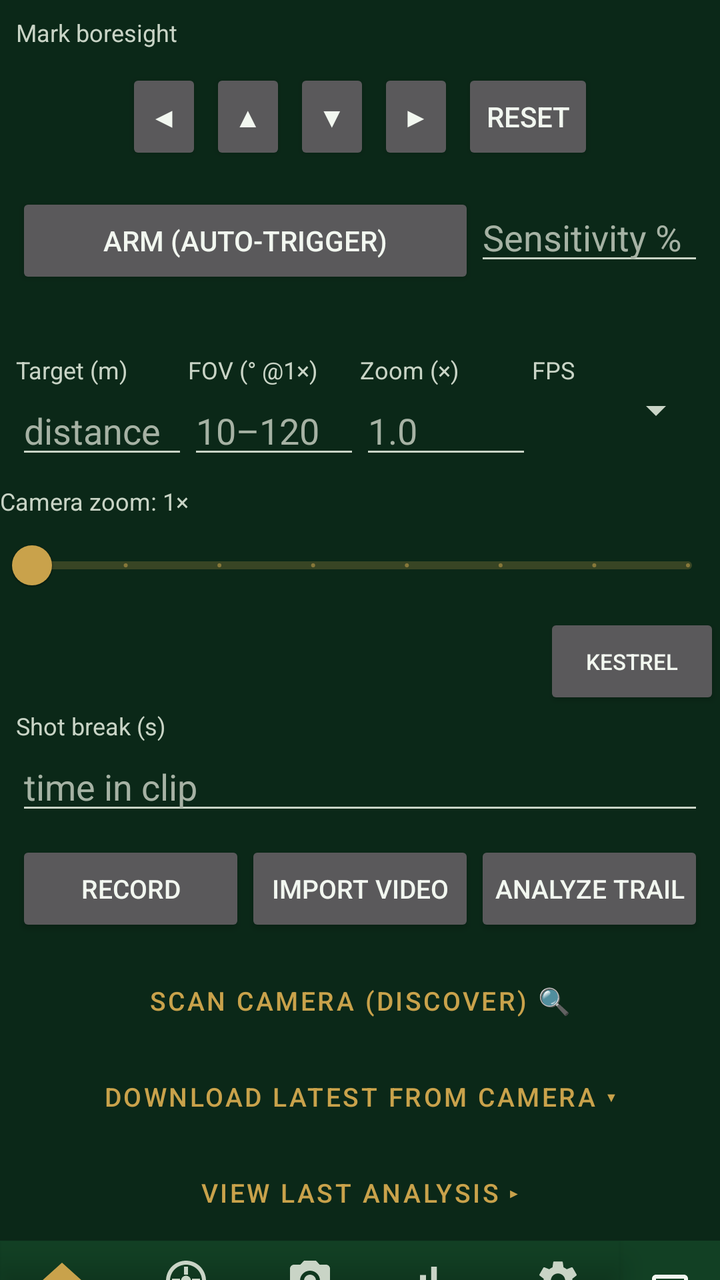
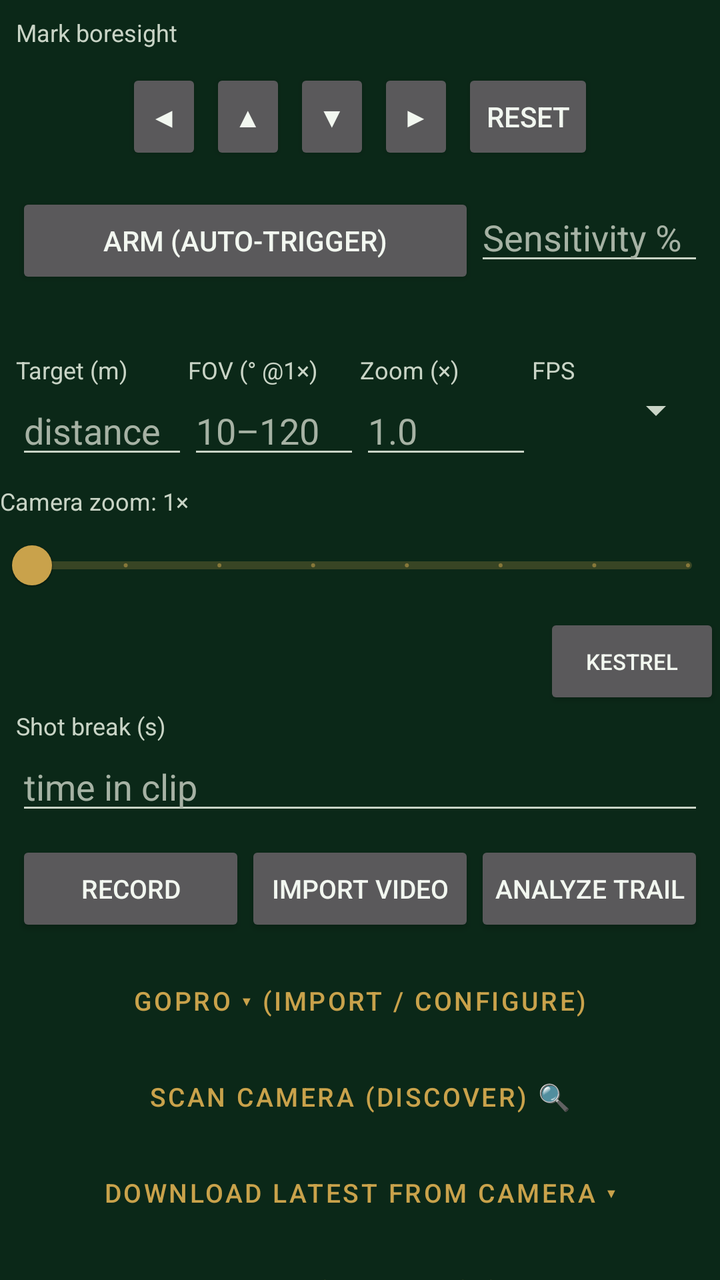

An Android layout rendered at two revisions. The XML below is the earlier revision; the diff shows what the commit changed to produce the second picture.
<!-- AndroidManifest.xml: application theme Theme.BAS -->
<!-- res/layout/activity_capture.xml -->
<?xml version="1.0" encoding="utf-8"?>
<LinearLayout xmlns:android="http://schemas.android.com/apk/res/android"
    android:layout_width="match_parent"
    android:layout_height="match_parent"
    android:orientation="vertical">

    <FrameLayout
        android:layout_width="match_parent"
        android:layout_height="0dp"
        android:layout_weight="1">

        <androidx.camera.view.PreviewView
            android:id="@+id/previewView"
            android:layout_width="match_parent"
            android:layout_height="match_parent" />

        <SurfaceView
            android:id="@+id/streamPreview"
            android:layout_width="match_parent"
            android:layout_height="match_parent"
            android:visibility="gone" />

        <com.rfsat.bas.capture.CrosshairOverlayView
            android:id="@+id/crosshair"
            android:layout_width="match_parent"
            android:layout_height="match_parent" />

        <ProgressBar
            android:id="@+id/progressAnalyzing"
            android:layout_width="wrap_content"
            android:layout_height="wrap_content"
            android:layout_gravity="center"
            android:visibility="gone" />

    </FrameLayout>

    <TextView
        android:layout_width="match_parent"
        android:layout_height="wrap_content"
        android:padding="8dp"
        android:textSize="12sp"
        android:text="@string/mark_boresight" />

    <LinearLayout
        android:layout_width="match_parent"
        android:layout_height="wrap_content"
        android:orientation="horizontal"
        android:gravity="center"
        android:paddingBottom="4dp">

        <Button android:id="@+id/btnNudgeLeft" android:text="◀" android:minWidth="0dp"
            android:layout_width="wrap_content" android:layout_height="wrap_content" android:layout_margin="2dp"/>
        <Button android:id="@+id/btnNudgeUp" android:text="▲" android:minWidth="0dp"
            android:layout_width="wrap_content" android:layout_height="wrap_content" android:layout_margin="2dp"/>
        <Button android:id="@+id/btnNudgeDown" android:text="▼" android:minWidth="0dp"
            android:layout_width="wrap_content" android:layout_height="wrap_content" android:layout_margin="2dp"/>
        <Button android:id="@+id/btnNudgeRight" android:text="▶" android:minWidth="0dp"
            android:layout_width="wrap_content" android:layout_height="wrap_content" android:layout_margin="2dp"/>
        <Button android:id="@+id/btnNudgeReset" android:text="Reset" android:minWidth="0dp"
            android:layout_width="wrap_content" android:layout_height="wrap_content" android:layout_margin="2dp"/>
    </LinearLayout>

    <LinearLayout
        android:layout_width="match_parent"
        android:layout_height="wrap_content"
        android:orientation="horizontal"
        android:padding="8dp">

        <Button android:id="@+id/btnArm" android:text="Arm (Auto-Trigger)"
            android:layout_width="0dp" android:layout_weight="2" android:layout_height="wrap_content"/>
        <EditText android:id="@+id/etSensitivity" android:hint="Sensitivity %"
            android:inputType="number" android:layout_width="0dp" android:layout_weight="1" android:layout_height="wrap_content"/>
    </LinearLayout>

    <TextView android:id="@+id/tvArmStatus"
        android:layout_width="match_parent" android:layout_height="wrap_content"
        android:paddingHorizontal="8dp" android:textSize="12sp" android:textStyle="italic"/>

    <LinearLayout
        android:layout_width="match_parent"
        android:layout_height="wrap_content"
        android:orientation="horizontal"
        android:padding="8dp">

        
        <LinearLayout android:layout_width="0dp" android:layout_weight="1" android:layout_height="wrap_content" android:orientation="vertical">
            <TextView android:id="@+id/tvTargetLabel" android:text="Target (m)" android:textSize="12sp"
                android:layout_width="wrap_content" android:layout_height="wrap_content"/>
            <EditText android:id="@+id/etTargetDistance" android:hint="distance"
                android:inputType="numberDecimal" android:layout_width="match_parent" android:layout_height="wrap_content"/>
        </LinearLayout>
        <LinearLayout android:layout_width="0dp" android:layout_weight="1" android:layout_height="wrap_content" android:orientation="vertical">
            <TextView android:text="FOV (° @1×)" android:textSize="12sp"
                android:layout_width="wrap_content" android:layout_height="wrap_content"/>
            <EditText android:id="@+id/etHorizontalFov" android:hint="10–120"
                android:inputType="numberDecimal" android:layout_width="match_parent" android:layout_height="wrap_content"/>
        </LinearLayout>
        
        <LinearLayout android:layout_width="0dp" android:layout_weight="1" android:layout_height="wrap_content" android:orientation="vertical">
            <TextView android:text="Zoom (×)" android:textSize="12sp"
                android:layout_width="wrap_content" android:layout_height="wrap_content"/>
            <EditText android:id="@+id/etZoom" android:hint="1.0"
                android:inputType="numberDecimal" android:layout_width="match_parent" android:layout_height="wrap_content"/>
        </LinearLayout>
        
        <LinearLayout android:layout_width="0dp" android:layout_weight="1" android:layout_height="wrap_content" android:orientation="vertical">
            <TextView android:text="FPS" android:textSize="12sp"
                android:layout_width="wrap_content" android:layout_height="wrap_content"/>
            <Spinner android:id="@+id/spFrameRate"
                android:layout_width="match_parent" android:layout_height="wrap_content"/>
        </LinearLayout>
    </LinearLayout>

    
    <TextView android:id="@+id/tvZoomLabel" android:text="Camera zoom: 1×"
        android:textSize="12sp"
        android:layout_width="wrap_content" android:layout_height="wrap_content"/>
    <com.google.android.material.slider.Slider android:id="@+id/slZoom"
        android:valueFrom="1.0" android:valueTo="8.0" android:stepSize="1.0"
        android:value="1.0"
        android:layout_width="match_parent" android:layout_height="wrap_content"/>

    
    <LinearLayout android:layout_width="match_parent" android:layout_height="wrap_content"
        android:orientation="horizontal" android:gravity="center_vertical">
        <TextView android:id="@+id/tvEnvStatus"
            android:layout_width="0dp" android:layout_weight="1" android:layout_height="wrap_content"
            android:textSize="11sp"/>
        <Button android:id="@+id/btnKestrel" android:text="Kestrel"
            android:textSize="11sp"
            android:layout_width="wrap_content" android:layout_height="wrap_content"/>
    </LinearLayout>

    <LinearLayout android:layout_width="match_parent" android:layout_height="wrap_content"
        android:orientation="vertical" android:layout_marginHorizontal="8dp">
        <TextView android:text="Shot break (s)" android:textSize="12sp"
            android:layout_width="wrap_content" android:layout_height="wrap_content"/>
        <EditText android:id="@+id/etShotBreakSeconds" android:hint="time in clip"
            android:inputType="numberDecimal" android:layout_width="match_parent" android:layout_height="wrap_content"/>
    </LinearLayout>

    
    <LinearLayout android:id="@+id/rowCaptureSource" android:visibility="gone"
        android:layout_width="match_parent" android:layout_height="wrap_content"
        android:orientation="horizontal" android:gravity="center_vertical"
        android:paddingLeft="8dp" android:paddingRight="8dp">
        <TextView android:text="Source" android:textSize="12sp"
            android:layout_width="wrap_content" android:layout_height="wrap_content"
            android:paddingRight="8dp"/>
        <Spinner android:id="@+id/spCaptureSource"
            android:layout_width="0dp" android:layout_weight="1" android:layout_height="wrap_content"/>
    </LinearLayout>
    <TextView android:id="@+id/tvStreamStatus" android:visibility="gone"
        android:textSize="11sp" android:paddingLeft="8dp" android:paddingRight="8dp"
        android:layout_width="match_parent" android:layout_height="wrap_content"/>

    <LinearLayout
        android:layout_width="match_parent"
        android:layout_height="wrap_content"
        android:orientation="horizontal"
        android:padding="8dp">

        <Button android:id="@+id/btnRecord" android:text="@string/record"
            android:textSize="13sp" android:minWidth="0dp"
            android:paddingLeft="4dp" android:paddingRight="4dp" android:insetLeft="0dp" android:insetRight="0dp"
            android:layout_width="0dp" android:layout_weight="1" android:layout_height="wrap_content"/>
        <Button android:id="@+id/btnSaveStream" android:text="Save"
            android:textSize="13sp" android:minWidth="0dp" android:visibility="gone"
            android:paddingLeft="4dp" android:paddingRight="4dp" android:insetLeft="0dp" android:insetRight="0dp"
            android:layout_width="0dp" android:layout_weight="1" android:layout_height="wrap_content"/>
        <Button android:id="@+id/btnImportVideo" android:text="@string/import_video"
            android:textSize="13sp" android:minWidth="0dp"
            android:paddingLeft="4dp" android:paddingRight="4dp" android:insetLeft="0dp" android:insetRight="0dp"
            android:layout_width="0dp" android:layout_weight="1" android:layout_height="wrap_content"/>
        <Button android:id="@+id/btnAnalyze" android:text="@string/analyze_trail"
            android:textSize="13sp" android:minWidth="0dp"
            android:paddingLeft="4dp" android:paddingRight="4dp" android:insetLeft="0dp" android:insetRight="0dp"
            android:layout_width="0dp" android:layout_weight="1" android:layout_height="wrap_content"/>
    </LinearLayout>

    <Button android:id="@+id/btnScanCamera"
        android:text="Scan camera (discover) 🔍"
        android:layout_width="match_parent" android:layout_height="wrap_content"
        android:textSize="13sp"
        style="?attr/borderlessButtonStyle" />

    <Button android:id="@+id/btnCameraFile"
        android:text="Download latest from camera ▾"
        android:layout_width="match_parent" android:layout_height="wrap_content"
        android:textSize="13sp"
        style="?attr/borderlessButtonStyle" />

    <Button android:id="@+id/btnLastAnalysis"
        android:text="View last analysis ▸"
        android:layout_width="match_parent" android:layout_height="wrap_content"
        android:textSize="13sp"
        style="?attr/borderlessButtonStyle" />

    <include layout="@layout/include_bottom_nav" />
</LinearLayout>
<!-- res/layout/include_bottom_nav.xml (included above) -->
<?xml version="1.0" encoding="utf-8"?>
<LinearLayout xmlns:android="http://schemas.android.com/apk/res/android"
    xmlns:app="http://schemas.android.com/apk/res-auto"
    android:layout_width="match_parent"
    android:layout_height="52dp"
    android:orientation="horizontal"
    android:background="?attr/colorSurface">

    <com.google.android.material.bottomnavigation.BottomNavigationView
        android:id="@+id/bottomNav"
        android:layout_width="0dp"
        android:layout_weight="1"
        android:layout_height="match_parent"
        android:background="@android:color/transparent"
        app:itemIconTint="@color/bottom_nav_item"
        app:itemTextColor="@color/bottom_nav_item"
        app:labelVisibilityMode="labeled"
        app:menu="@menu/bottom_nav_menu" />

    <LinearLayout
        android:id="@+id/btnExit"
        android:layout_width="50dp"
        android:layout_height="match_parent"
        android:orientation="vertical"
        android:gravity="center"
        android:background="?attr/selectableItemBackgroundBorderless"
        android:contentDescription="@string/nav_exit">

        
        <ImageView
            android:layout_width="24dp"
            android:layout_height="24dp"
            android:src="@drawable/ic_nav_exit"
            app:tint="?android:attr/textColorPrimary"
            android:importantForAccessibility="no" />
    </LinearLayout>
</LinearLayout>
<!-- resources referenced by this layout -->
<resources>
  <!-- drawable ic_nav_exit (drawable) -->
  <vector xmlns:android="http://schemas.android.com/apk/res/android"
      android:width="24dp" android:height="24dp"
      android:viewportWidth="24" android:viewportHeight="24">
      <path android:fillColor="@android:color/white" android:pathData="M10.09,15.59L11.5,17l5,-5 -5,-5 -1.41,1.41L12.67,11H3v2h9.67l-2.58,2.59zM19,3H5c-1.11,0 -2,0.9 -2,2v4h2V5h14v14H5v-4H3v4c0,1.1 0.89,2 2,2h14c1.1,0 2,-0.9 2,-2V5c0,-1.1 -0.9,-2 -2,-2z" />
  </vector>
  <string name="analyze_trail">Analyze trail</string>
  <string name="import_video">Import video</string>
  <string name="mark_boresight">Mark boresight</string>
  <string name="nav_exit">Exit</string>
  <string name="record">Record</string>
  <style name="Theme.BAS" parent="Theme.BAS.Dark" />
  <style name="Theme.BAS.Dark" parent="Theme.BAS.Base">
          <item name="android:windowBackground">@color/dark_bg</item>
          <item name="colorSurface">@color/dark_surface</item>
          <item name="colorPrimary">@color/dark_accent</item>
          <item name="colorSecondary">@color/dark_accent</item>
          <item name="colorAccent">@color/dark_accent</item>
          <item name="colorOnPrimary">@color/dark_on_accent</item>
          <item name="colorOnSecondary">@color/dark_on_accent</item>
          <item name="android:colorBackground">@color/dark_surface</item>
          <item name="android:textColorPrimary">@color/dark_text</item>
          <item name="android:textColorSecondary">@color/dark_text_dim</item>
          <item name="android:textColorTertiary">#C9D4C6</item>
          <item name="android:textColorHint">#A6B2A4</item>
          <item name="colorOnSurface">@color/dark_text</item>
          <item name="colorOnBackground">@color/dark_text</item>
      </style>
  <style name="Theme.BAS.Base" parent="Theme.MaterialComponents.NoActionBar">
          <item name="android:statusBarColor">@color/dark_bg</item>
      </style>
  <color name="dark_bg">#0B2818</color>
  <color name="dark_surface">#124024</color>
  <color name="dark_accent">#C9A24B</color>
  <color name="dark_on_accent">#141008</color>
  <color name="dark_text">#F2F7F0</color>
  <color name="dark_text_dim">#C9D4C6</color>
</resources>

<!-- the commit's change to res/layout/activity_capture.xml (unified diff, before → after) -->
@@ -177,6 +177,12 @@
             android:paddingLeft="4dp" android:paddingRight="4dp" android:insetLeft="0dp" android:insetRight="0dp"
             android:layout_width="0dp" android:layout_weight="1" android:layout_height="wrap_content"/>
     </LinearLayout>
+
+    <Button android:id="@+id/btnGoPro"
+        android:text="GoPro ▾ (import / configure)"
+        android:layout_width="match_parent" android:layout_height="wrap_content"
+        android:textSize="13sp"
+        style="?attr/borderlessButtonStyle" />
 
     <Button android:id="@+id/btnScanCamera"
         android:text="Scan camera (discover) 🔍"
